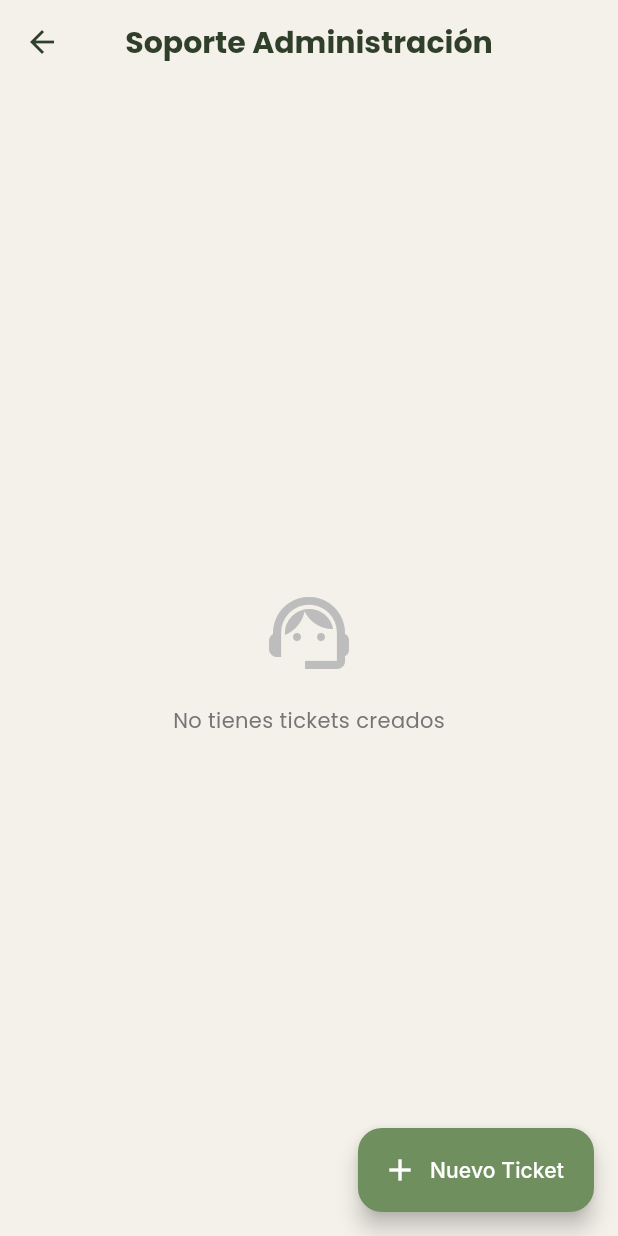
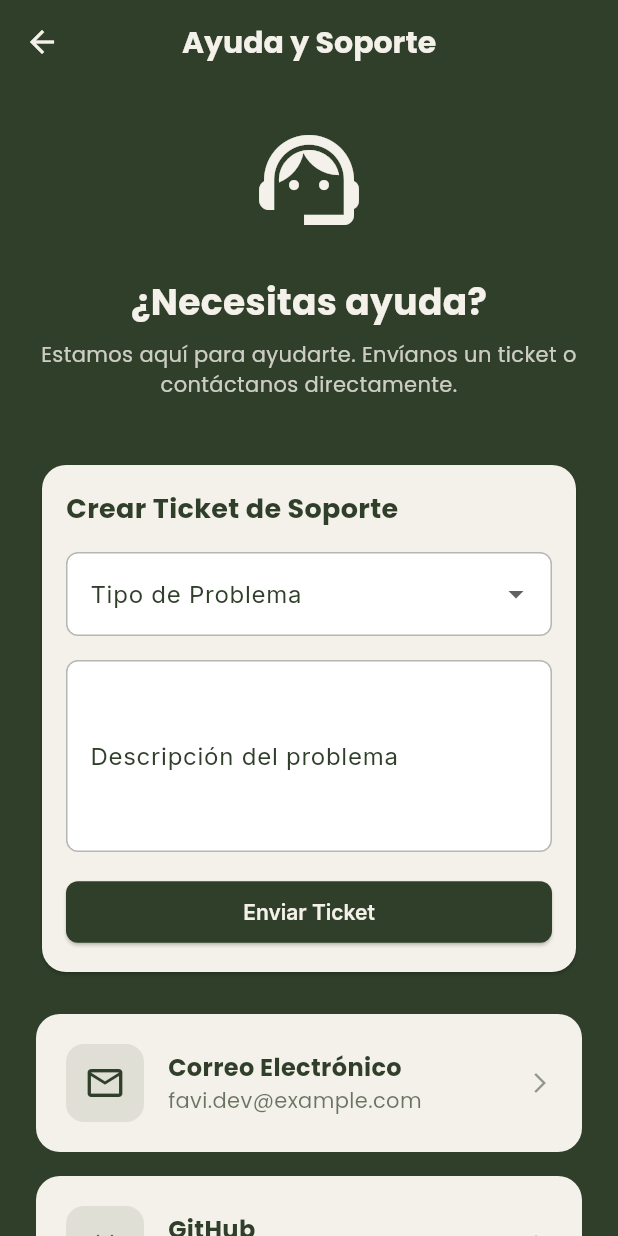
Before and after one commit to Favi-Dev/mipyme, a Flutter app: the PymeSupportScreen screen opened directly, on a phone screen of 412 x 824 dp. Run offline on Flutter 3.47's test engine with Material 3 defaults, Android fonts, the phone set to English and light mode, and no system bars; our stand-ins replace cloud_firestore, firebase_auth, firebase_core, firebase_messaging, firebase_storage, flutter_map and 8 more; missing offline and left inert: mobile_scanner; accounts and stored records are empty; project files that could hold a hidden picture were left out.

Commit message:
Update Pyme Support Screen to match Client design

```diff
--- a/lib/screens/pyme_support_screen.dart
+++ b/lib/screens/pyme_support_screen.dart
@@ -1,7 +1,7 @@
 import 'package:flutter/material.dart';
 import 'package:google_fonts/google_fonts.dart';
+import 'package:url_launcher/url_launcher.dart';
 import 'package:firebase_auth/firebase_auth.dart';
-import 'package:intl/intl.dart';
 import '../services/pyme_service.dart';
 
 class PymeSupportScreen extends StatefulWidget {
@@ -12,36 +12,48 @@
 }
 
 class _PymeSupportScreenState extends State<PymeSupportScreen> {
+  final _pymeService = PymeService();
   final _formKey = GlobalKey<FormState>();
-  final TextEditingController _subjectController = TextEditingController();
-  final TextEditingController _messageController = TextEditingController();
-  final PymeService _pymeService = PymeService();
-  bool _isLoading = false;
+  final _descriptionController = TextEditingController();
+
+  String? _selectedIssueType;
+  bool _isSubmitting = false;
+
+  final List<String> _issueTypes = [
+    'Problema de Cuenta',
+    'Problema de Pagos',
+    'Problema Técnico',
+    'Otro',
+  ];
+
+  Future<void> _launchUrl(String urlString) async {
+    final Uri url = Uri.parse(urlString);
+    if (!await launchUrl(url)) {
+      throw Exception('Could not launch $url');
+    }
+  }
 
   Future<void> _submitTicket() async {
-    if (!_formKey.currentState!.validate()) return;
-
+    if (_formKey.currentState!.validate() && _selectedIssueType != null) {
       final user = FirebaseAuth.instance.currentUser;
       if (user == null) return;
 
-    setState(() => _isLoading = true);
-
+      setState(() => _isSubmitting = true);
       try {
          await _pymeService.createSupportTicket({
           'userId': user.uid,
           'email': user.email,
-        'subject': _subjectController.text.trim(),
-        'message': _messageController.text.trim(),
+          'subject': _selectedIssueType!,
+          'message': _descriptionController.text,
           'type': 'pyme_support',
         });
 
         if (mounted) {
           ScaffoldMessenger.of(context).showSnackBar(
-          const SnackBar(content: Text('Ticket enviado exitosamente')),
+            const SnackBar(content: Text('Ticket enviado con éxito')),
           );
-        _subjectController.clear();
-        _messageController.clear();
-        Navigator.pop(context); // Close the dialog/modal
+          _descriptionController.clear();
+          setState(() => _selectedIssueType = null);
         }
       } catch (e) {
         if (mounted) {
@@ -50,188 +62,185 @@
           );
         }
       } finally {
-      if (mounted) setState(() => _isLoading = false);
+        if (mounted) setState(() => _isSubmitting = false);
+      }
+    } else if (_selectedIssueType == null) {
+      ScaffoldMessenger.of(context).showSnackBar(
+        const SnackBar(content: Text('Por favor selecciona un tipo de problema')),
+      );
     }
   }
 
-  void _showCreateTicketDialog() {
-    showDialog(
-      context: context,
-      builder: (context) => AlertDialog(
-        title: Text('Nuevo Ticket', style: GoogleFonts.poppins(fontWeight: FontWeight.bold)),
-        content: Form(
+  @override
+  void dispose() {
+    _descriptionController.dispose();
+    super.dispose();
+  }
+
+  @override
+  Widget build(BuildContext context) {
+    return Scaffold(
+      backgroundColor: const Color(0xFF2F3F2A), // Dark Green Theme like Client
+      appBar: AppBar(
+        title: Text('Ayuda y Soporte', style: GoogleFonts.poppins(fontWeight: FontWeight.bold)),
+        elevation: 0,
+        backgroundColor: const Color(0xFF2F3F2A),
+        foregroundColor: const Color(0xFFF4F1EA),
+      ),
+      body: SingleChildScrollView(
+        padding: const EdgeInsets.all(24.0),
+        child: Column(
+          crossAxisAlignment: CrossAxisAlignment.center,
+          children: [
+            const Icon(Icons.support_agent, size: 80, color: Color(0xFFF4F1EA)),
+            const SizedBox(height: 24),
+            Text(
+              '¿Necesitas ayuda?',
+              style: GoogleFonts.poppins(fontSize: 24, fontWeight: FontWeight.bold, color: const Color(0xFFF4F1EA)),
+            ),
+            const SizedBox(height: 8),
+            Text(
+              'Estamos aquí para ayudarte. Envíanos un ticket o contáctanos directamente.',
+              textAlign: TextAlign.center,
+              style: GoogleFonts.poppins(color: const Color(0xFFF4F1EA).withOpacity(0.8)),
+            ),
+            const SizedBox(height: 40),
+
+            // Support Form
+            Card(
+              color: const Color(0xFFF4F1EA),
+              shape: RoundedRectangleBorder(borderRadius: BorderRadius.circular(16)),
+              child: Padding(
+                padding: const EdgeInsets.all(16.0),
+                child: Form(
                   key: _formKey,
                   child: Column(
-            mainAxisSize: MainAxisSize.min,
+                    crossAxisAlignment: CrossAxisAlignment.start,
                     children: [
-              TextFormField(
-                controller: _subjectController,
-                decoration: const InputDecoration(
-                  labelText: 'Asunto',
-                  hintText: 'Ej: Problema con pagos',
+                      Text(
+                        'Crear Ticket de Soporte',
+                        style: GoogleFonts.poppins(
+                          fontWeight: FontWeight.bold,
+                          fontSize: 18,
+                          color: const Color(0xFF2F3F2A),
                         ),
-                validator: (value) => value!.isEmpty ? 'Requerido' : null,
+                      ),
+                      const SizedBox(height: 16),
+                      DropdownButtonFormField<String>(
+                        value: _selectedIssueType,
+                        decoration: InputDecoration(
+                          labelText: 'Tipo de Problema',
+                          border: OutlineInputBorder(borderRadius: BorderRadius.circular(8)),
+                          filled: true,
+                          fillColor: Colors.white,
+                        ),
+                        items: _issueTypes.map((type) {
+                          return DropdownMenuItem(value: type, child: Text(type));
+                        }).toList(),
+                        onChanged: (value) => setState(() => _selectedIssueType = value),
                       ),
                       const SizedBox(height: 16),
                       TextFormField(
-                controller: _messageController,
-                decoration: const InputDecoration(
-                  labelText: 'Mensaje',
-                  hintText: 'Describe tu problema detalladamente...',
-                  alignLabelWithHint: true,
+                        controller: _descriptionController,
+                        decoration: InputDecoration(
+                          labelText: 'Descripción del problema',
+                          border: OutlineInputBorder(borderRadius: BorderRadius.circular(8)),
+                          filled: true,
+                          fillColor: Colors.white,
                         ),
                         maxLines: 4,
-                validator: (value) => value!.isEmpty ? 'Requerido' : null,
+                        validator: (value) =>
+                            value == null || value.isEmpty ? 'Por favor describe el problema' : null,
+                      ),
+                      const SizedBox(height: 16),
+                      SizedBox(
+                        width: double.infinity,
+                        child: ElevatedButton(
+                          onPressed: _isSubmitting ? null : _submitTicket,
+                          style: ElevatedButton.styleFrom(
+                            backgroundColor: const Color(0xFF2F3F2A),
+                            foregroundColor: const Color(0xFFF4F1EA),
+                            padding: const EdgeInsets.symmetric(vertical: 12),
+                          ),
+                          child: _isSubmitting
+                              ? const CircularProgressIndicator(color: Colors.white)
+                              : const Text('Enviar Ticket'),
+                        ),
                       ),
                     ],
                   ),
                 ),
-        actions: [
-          TextButton(
-            onPressed: () => Navigator.pop(context),
-            child: const Text('Cancelar', style: TextStyle(color: Colors.grey)),
               ),
-          ElevatedButton(
-            onPressed: _isLoading ? null : () {
-              // Call submit but convert the modal context to local state logic
-               _submitTicket();
-            },
-            style: ElevatedButton.styleFrom(
-              backgroundColor: const Color(0xFF6F8F5E),
-              foregroundColor: Colors.white,
             ),
-            child: _isLoading
-              ? const SizedBox(width: 20, height: 20, child: CircularProgressIndicator(strokeWidth: 2, color: Colors.white))
-              : const Text('Enviar'),
+
+            const SizedBox(height: 24),
+
+            _buildContactCard(
+              icon: Icons.email_outlined,
+              title: 'Correo Electrónico',
+              subtitle: 'favi.dev@example.com',
+              onTap: () => _launchUrl('mailto:favi.dev@example.com'),
+            ),
+            const SizedBox(height: 16),
+            _buildContactCard(
+              icon: Icons.code,
+              title: 'GitHub',
+              subtitle: 'github.com/Favi-Dev',
+              onTap: () => _launchUrl('https://github.com/Favi-Dev'),
             ),
           ],
+        ),
       ),
     );
   }
 
-  @override
-  Widget build(BuildContext context) {
-    final user = FirebaseAuth.instance.currentUser;
-    if (user == null) return const SizedBox();
-
-    return Scaffold(
-      backgroundColor: const Color(0xFFF4F1EA),
-      appBar: AppBar(
-        title: Text('Soporte Administración', style: GoogleFonts.poppins(color: const Color(0xFF2F3F2A), fontWeight: FontWeight.bold)),
-        backgroundColor: const Color(0xFFF4F1EA),
-        foregroundColor: const Color(0xFF2F3F2A),
-        elevation: 0,
-      ),
-      floatingActionButton: FloatingActionButton.extended(
-        onPressed: _showCreateTicketDialog,
-        backgroundColor: const Color(0xFF6F8F5E),
-        icon: const Icon(Icons.add, color: Colors.white),
-        label: const Text('Nuevo Ticket', style: TextStyle(color: Colors.white)),
-      ),
-      body: StreamBuilder<List<Map<String, dynamic>>>(
-        stream: _pymeService.getUserTickets(user.uid),
-        builder: (context, snapshot) {
-          if (snapshot.connectionState == ConnectionState.waiting) {
-            return const Center(child: CircularProgressIndicator());
-          }
-
-          final tickets = snapshot.data ?? [];
-
-          if (tickets.isEmpty) {
-            return Center(
-              child: Column(
-                mainAxisAlignment: MainAxisAlignment.center,
-                children: [
-                  Icon(Icons.support_agent, size: 64, color: Colors.grey[400]),
-                  const SizedBox(height: 16),
-                  Text(
-                    'No tienes tickets creados',
-                    style: GoogleFonts.poppins(color: Colors.grey[600]),
+  Widget _buildContactCard({required IconData icon, required String title, required String subtitle, required VoidCallback onTap}) {
+    return InkWell(
+      onTap: onTap,
+      borderRadius: BorderRadius.circular(16),
+      child: Container(
+        padding: const EdgeInsets.all(20),
+        decoration: BoxDecoration(
+          color: const Color(0xFFF4F1EA),
+          borderRadius: BorderRadius.circular(16),
+          boxShadow: [
+            BoxShadow(
+              color: const Color(0xFF2F3F2A).withOpacity(0.1),
+              blurRadius: 10,
+              offset: const Offset(0, 4),
             ),
           ],
         ),
-            );
-          }
-
-          return ListView.builder(
-            padding: const EdgeInsets.all(16),
-            itemCount: tickets.length,
-            itemBuilder: (context, index) {
-              final ticket = tickets[index];
-              final date = ticket['createdAt'] as DateTime?;
-              final dateStr = date != null ? DateFormat('dd/MM/yyyy HH:mm').format(date) : '';
-              final status = ticket['status'] ?? 'pending';
-
-              Color statusColor;
-              String statusText;
-
-              switch(status) {
-                case 'resolved':
-                  statusColor = Colors.green;
-                  statusText = 'Resuelto';
-                  break;
-                case 'in_progress':
-                  statusColor = Colors.orange;
-                  statusText = 'En Progreso';
-                  break;
-                default:
-                  statusColor = Colors.grey;
-                  statusText = 'Pendiente';
-              }
-
-              return Card(
-                margin: const EdgeInsets.only(bottom: 12),
-                shape: RoundedRectangleBorder(borderRadius: BorderRadius.circular(12)),
-                child: Padding(
-                  padding: const EdgeInsets.all(16.0),
+        child: Row(
+          children: [
+            Container(
+              padding: const EdgeInsets.all(12),
+              decoration: BoxDecoration(
+                color: const Color(0xFF2F3F2A).withOpacity(0.1),
+                borderRadius: BorderRadius.circular(12),
+              ),
+              child: Icon(icon, color: const Color(0xFF2F3F2A), size: 28),
+            ),
+            const SizedBox(width: 16),
+            Expanded(
               child: Column(
                 crossAxisAlignment: CrossAxisAlignment.start,
                 children: [
-                      Row(
-                        mainAxisAlignment: MainAxisAlignment.spaceBetween,
-                        children: [
-                          Container(
-                            padding: const EdgeInsets.symmetric(horizontal: 8, vertical: 4),
-                            decoration: BoxDecoration(
-                              color: statusColor.withOpacity(0.1),
-                              borderRadius: BorderRadius.circular(8),
-                              border: Border.all(color: statusColor.withOpacity(0.5)),
-                            ),
-                            child: Text(
-                              statusText,
-                              style: TextStyle(color: statusColor, fontSize: 12, fontWeight: FontWeight.bold),
-                            ),
+                  Text(
+                    title,
+                    style: GoogleFonts.poppins(fontWeight: FontWeight.bold, fontSize: 16, color: const Color(0xFF2F3F2A)),
                   ),
                   Text(
-                            dateStr,
-                            style: TextStyle(color: Colors.grey[600], fontSize: 12),
+                    subtitle,
+                    style: GoogleFonts.poppins(color: const Color(0xFF2F3F2A).withOpacity(0.7), fontSize: 14),
                   ),
                 ],
               ),
-                      const SizedBox(height: 12),
-                      Text(
-                        ticket['subject'] ?? 'Sin asunto',
-                        style: GoogleFonts.poppins(fontWeight: FontWeight.bold, fontSize: 16),
             ),
-                      const SizedBox(height: 8),
-                      Text(
-                        ticket['message'] ?? '',
-                        style: GoogleFonts.poppins(color: const Color(0xFF2F3F2A).withOpacity(0.8)),
-                      ),
-                      if (ticket['adminReply'] != null) ...[
-                         const Divider(height: 24),
-                         Text('Respuesta Administración:', style: TextStyle(fontSize: 12, color: Colors.grey[700], fontWeight: FontWeight.bold)),
-                         const SizedBox(height: 4),
-                         Text(ticket['adminReply'], style: const TextStyle(fontStyle: FontStyle.italic)),
-                      ]
+            Icon(Icons.arrow_forward_ios, size: 16, color: const Color(0xFF2F3F2A).withOpacity(0.5)),
           ],
         ),
       ),
     );
-            },
-          );
-        },
-      ),
-    );
   }
 }
```
Also changed, not shown: lib/screens/pyme_profile_screen.dart (+80 -27 lines), 3 other files. Lines whose indentation alone changed are shown as unchanged.
